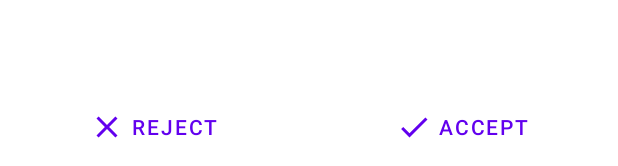
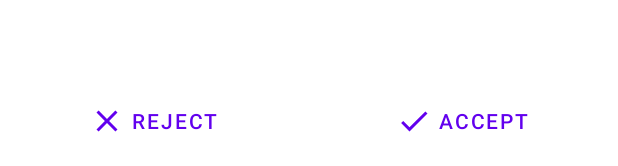
Before and after one commit to lukitoki1/bsc-diploma, an Android app: the layout activity_trimmer.xml on its own in the app's theme, with its tools: preview values and no code run, on a phone screen of 412 x 824 dp. Shown: the part 1067-1233 px from the top of the screen. Run offline under Robolectric (Android 15) with nearby library versions, the phone set to English and light mode, and no system bars; plain views replace CropImageView.

Commit message:
Change bottom navigation minimum height

```diff
--- a/app/src/main/java/com/example/polyglot/TrimmerActivity.kt
+++ b/app/src/main/java/com/example/polyglot/TrimmerActivity.kt
@@ -2,6 +2,7 @@ package com.example.polyglot
 
 import android.net.Uri
 import android.os.Bundle
+import android.view.View
 import androidx.appcompat.app.AppCompatActivity
 import com.theartofdev.edmodo.cropper.CropImageView
 
@@ -12,6 +13,10 @@ class TrimmerActivity : AppCompatActivity() {
         setImage()
     }
 
+    fun onRejectButtonClick(view: View) {
+        finish()
+    }
+
     private fun setImage() {
         val imageURI = intent.getParcelableExtra<Uri>(PHOTO_URI)
         val trimmerCropView = findViewById<CropImageView>(R.id.trimmer_crop_view)
--- a/app/src/main/res/layout/activity_results.xml
+++ b/app/src/main/res/layout/activity_results.xml
@@ -53,7 +53,7 @@
         style="@style/Widget.MaterialComponents.Button.TextButton"
         android:layout_width="match_parent"
         android:layout_height="wrap_content"
-        android:minHeight="?attr/actionBarSize"
+        android:minHeight="64dp"
         android:text="@string/results_menu_new_translation"
         app:icon="@drawable/ic_baseline_camera_enhance_24"
         app:iconGravity="textStart" />
--- a/app/src/main/res/layout/activity_trimmer.xml
+++ b/app/src/main/res/layout/activity_trimmer.xml
@@ -17,7 +17,7 @@
         android:layout_width="match_parent"
         android:layout_height="wrap_content"
         android:gravity="center"
-        android:minHeight="?attr/actionBarSize"
+        android:minHeight="64dp"
         android:orientation="horizontal">
 
         <Button
@@ -26,6 +26,7 @@
             android:layout_width="wrap_content"
             android:layout_height="wrap_content"
             android:layout_weight="1"
+            android:onClick="onRejectButtonClick"
             android:text="@string/reject"
             app:icon="@drawable/ic_outline_clear_24"
             app:iconGravity="textStart" />
```
